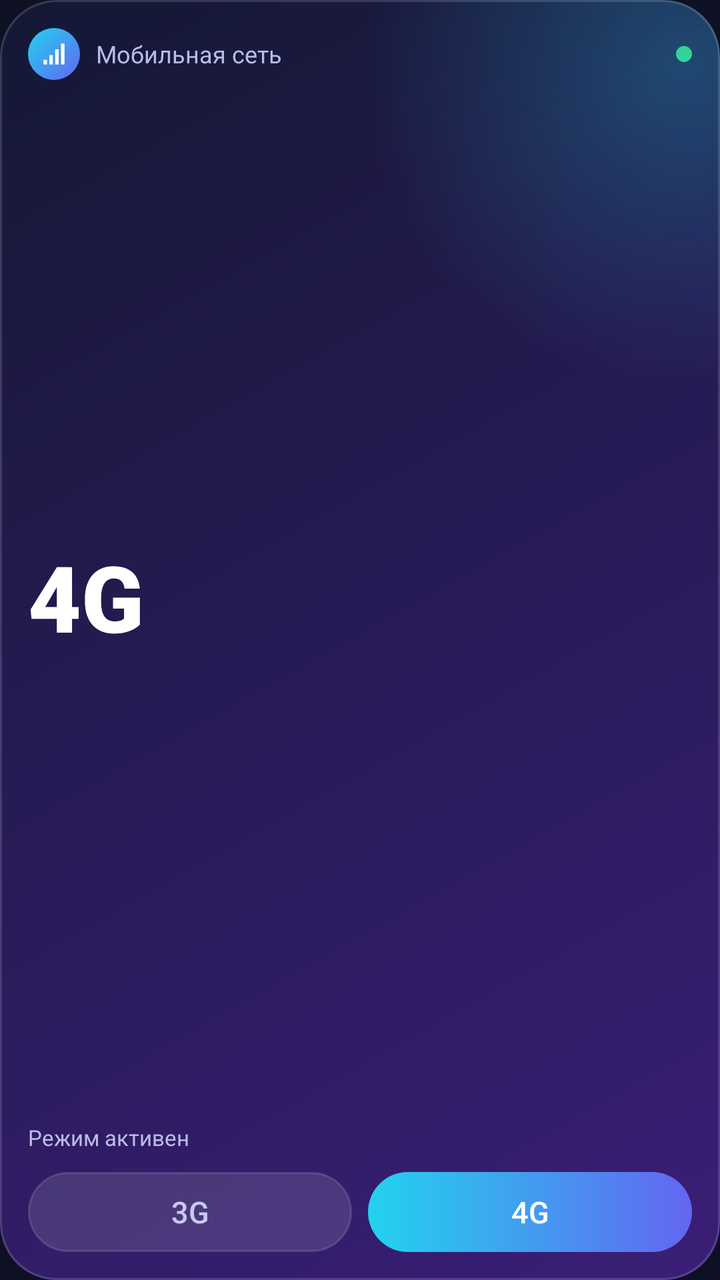
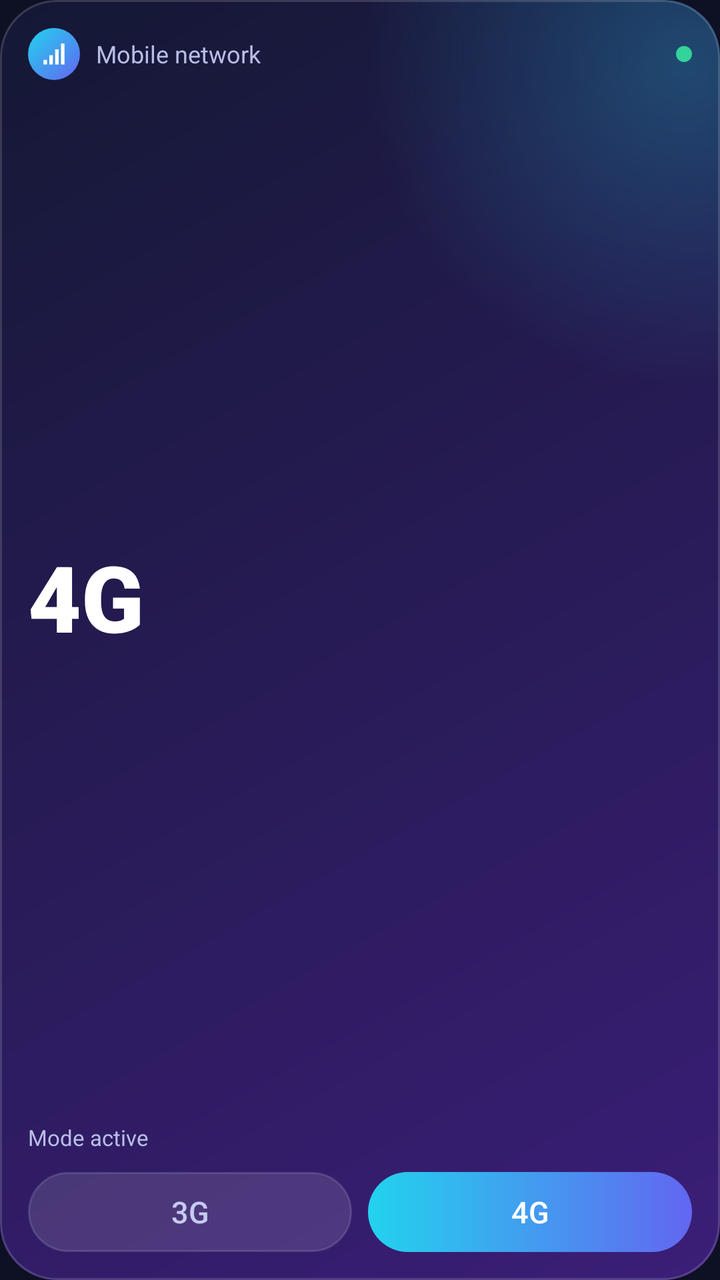

Two renders of the same Android screen: before a commit and after it. Below are the layout's source before the change and the commit's diff.
<!-- AndroidManifest.xml: application theme AppTheme -->
<!-- res/layout/widget_net.xml -->
<?xml version="1.0" encoding="utf-8"?>
<LinearLayout xmlns:android="http://schemas.android.com/apk/res/android"
    android:id="@android:id/background"
    android:layout_width="match_parent"
    android:layout_height="match_parent"
    android:background="@drawable/widget_bg"
    android:clipToOutline="true"
    android:orientation="vertical"
    android:padding="14dp">

    <LinearLayout
        android:id="@+id/header"
        android:layout_width="match_parent"
        android:layout_height="wrap_content"
        android:gravity="center_vertical"
        android:orientation="horizontal">

        <ImageView
            android:layout_width="26dp"
            android:layout_height="26dp"
            android:background="@drawable/icon_circle"
            android:contentDescription="@null"
            android:padding="6dp"
            android:src="@drawable/ic_signal" />

        <TextView
            android:layout_width="0dp"
            android:layout_height="wrap_content"
            android:layout_marginStart="8dp"
            android:layout_weight="1"
            android:ellipsize="end"
            android:maxLines="1"
            android:text="@string/widget_title"
            android:textColor="@color/widget_text_dim"
            android:textSize="12sp" />

        <ImageView
            android:id="@+id/dot"
            android:layout_width="8dp"
            android:layout_height="8dp"
            android:background="@drawable/dot_ok"
            android:contentDescription="@null" />
    </LinearLayout>

    <TextView
        android:id="@+id/mode_big"
        android:layout_width="match_parent"
        android:layout_height="0dp"
        android:layout_weight="1"
        android:autoSizeMaxTextSize="46sp"
        android:autoSizeMinTextSize="18sp"
        android:autoSizeTextType="uniform"
        android:fontFamily="sans-serif-black"
        android:gravity="center_vertical|start"
        android:includeFontPadding="false"
        android:maxLines="1"
        android:text="4G"
        android:textColor="@color/widget_text" />

    <TextView
        android:id="@+id/status"
        android:layout_width="match_parent"
        android:layout_height="wrap_content"
        android:ellipsize="end"
        android:maxLines="1"
        android:text="@string/status_active"
        android:textColor="@color/widget_text_dim"
        android:textSize="11sp" />

    <LinearLayout
        android:layout_width="match_parent"
        android:layout_height="40dp"
        android:layout_marginTop="10dp"
        android:orientation="horizontal">

        <TextView
            android:id="@+id/btn_3g"
            android:layout_width="0dp"
            android:layout_height="match_parent"
            android:layout_weight="1"
            android:background="@drawable/pill_off"
            android:fontFamily="sans-serif-medium"
            android:gravity="center"
            android:text="3G"
            android:textColor="@color/pill_text_off"
            android:textSize="15sp" />

        <TextView
            android:id="@+id/btn_4g"
            android:layout_width="0dp"
            android:layout_height="match_parent"
            android:layout_marginStart="8dp"
            android:layout_weight="1"
            android:background="@drawable/pill_on"
            android:fontFamily="sans-serif-medium"
            android:gravity="center"
            android:text="4G"
            android:textColor="@color/pill_text_on"
            android:textSize="15sp" />
    </LinearLayout>
</LinearLayout>
<!-- resources referenced by this layout -->
<resources>
  <color name="pill_text_off">#C7CAF0</color>
  <color name="pill_text_on">#FFFFFF</color>
  <color name="widget_text">#FFFFFF</color>
  <color name="widget_text_dim">#B9BDE6</color>
  <!-- drawable dot_ok (drawable) -->
  <?xml version="1.0" encoding="utf-8"?>
  <shape xmlns:android="http://schemas.android.com/apk/res/android" android:shape="oval">
      <solid android:color="#34D399" />
  </shape>
  <!-- drawable ic_signal (drawable) -->
  <?xml version="1.0" encoding="utf-8"?>
  <vector xmlns:android="http://schemas.android.com/apk/res/android"
      android:width="24dp"
      android:height="24dp"
      android:viewportWidth="24"
      android:viewportHeight="24">
      <path android:fillColor="#FFFFFFFF" android:pathData="M3,17h3v4h-3z" />
      <path android:fillColor="#FFFFFFFF" android:pathData="M8,13h3v8h-3z" />
      <path android:fillColor="#FFFFFFFF" android:pathData="M13,8h3v13h-3z" />
      <path android:fillColor="#FFFFFFFF" android:pathData="M18,3h3v18h-3z" />
  </vector>
  <!-- drawable icon_circle (drawable) -->
  <?xml version="1.0" encoding="utf-8"?>
  <shape xmlns:android="http://schemas.android.com/apk/res/android" android:shape="oval">
      <gradient
          android:angle="315"
          android:endColor="@color/accent_end"
          android:startColor="@color/accent_start" />
  </shape>
  <!-- drawable pill_off (drawable) -->
  <?xml version="1.0" encoding="utf-8"?>
  <shape xmlns:android="http://schemas.android.com/apk/res/android" android:shape="rectangle">
      <corners android:radius="100dp" />
      <solid android:color="#1FFFFFFF" />
      <stroke android:width="1dp" android:color="#22FFFFFF" />
  </shape>
  <!-- drawable pill_on (drawable) -->
  <?xml version="1.0" encoding="utf-8"?>
  <shape xmlns:android="http://schemas.android.com/apk/res/android" android:shape="rectangle">
      <corners android:radius="100dp" />
      <gradient
          android:angle="0"
          android:endColor="@color/accent_end"
          android:startColor="@color/accent_start" />
  </shape>
  <!-- drawable widget_bg (drawable) -->
  <?xml version="1.0" encoding="utf-8"?>
  <layer-list xmlns:android="http://schemas.android.com/apk/res/android">
      <item>
          <shape android:shape="rectangle">
              <corners android:radius="28dp" />
              <gradient
                  android:angle="315"
                  android:endColor="#3B1E78"
                  android:startColor="#141834"
                  android:type="linear" />
          </shape>
      </item>
      
      <item>
          <shape android:shape="rectangle">
              <corners android:radius="28dp" />
              <gradient
                  android:centerX="0.95"
                  android:centerY="0.05"
                  android:endColor="#0022D3EE"
                  android:gradientRadius="160dp"
                  android:startColor="#4022D3EE"
                  android:type="radial" />
          </shape>
      </item>
      <item>
          <shape android:shape="rectangle">
              <corners android:radius="28dp" />
              <stroke android:width="1dp" android:color="#26FFFFFF" />
          </shape>
      </item>
  </layer-list>
  <string name="status_active">Режим активен</string>
  <string name="widget_title">Мобильная сеть</string>
  <style name="AppTheme" parent="@android:style/Theme.Material.NoActionBar">
          <item name="android:windowBackground">@color/bg</item>
          <item name="android:statusBarColor">@color/bg</item>
          <item name="android:navigationBarColor">@color/bg</item>
          <item name="android:colorAccent">@color/accent_start</item>
      </style>
  <color name="accent_end">#6366F1</color>
  <color name="accent_start">#22D3EE</color>
  <color name="bg">#0E1024</color>
</resources>

<!-- the commit's change to res/layout/widget_net.xml (unified diff, before → after) -->
@@ -30,6 +30,7 @@
             android:layout_weight="1"
             android:ellipsize="end"
             android:maxLines="1"
+            android:id="@+id/title"
             android:text="@string/widget_title"
             android:textColor="@color/widget_text_dim"
             android:textSize="12sp" />
<!-- resource entries referenced after the edit -->
@@ -78,8 +78,8 @@
           </shape>
       </item>
   </layer-list>
-  <string name="status_active">Режим активен</string>
-  <string name="widget_title">Мобильная сеть</string>
+  <string name="status_active">Mode active</string>
+  <string name="widget_title">Mobile network</string>
   <style name="AppTheme" parent="@android:style/Theme.Material.NoActionBar">
           <item name="android:windowBackground">@color/bg</item>
           <item name="android:statusBarColor">@color/bg</item>
